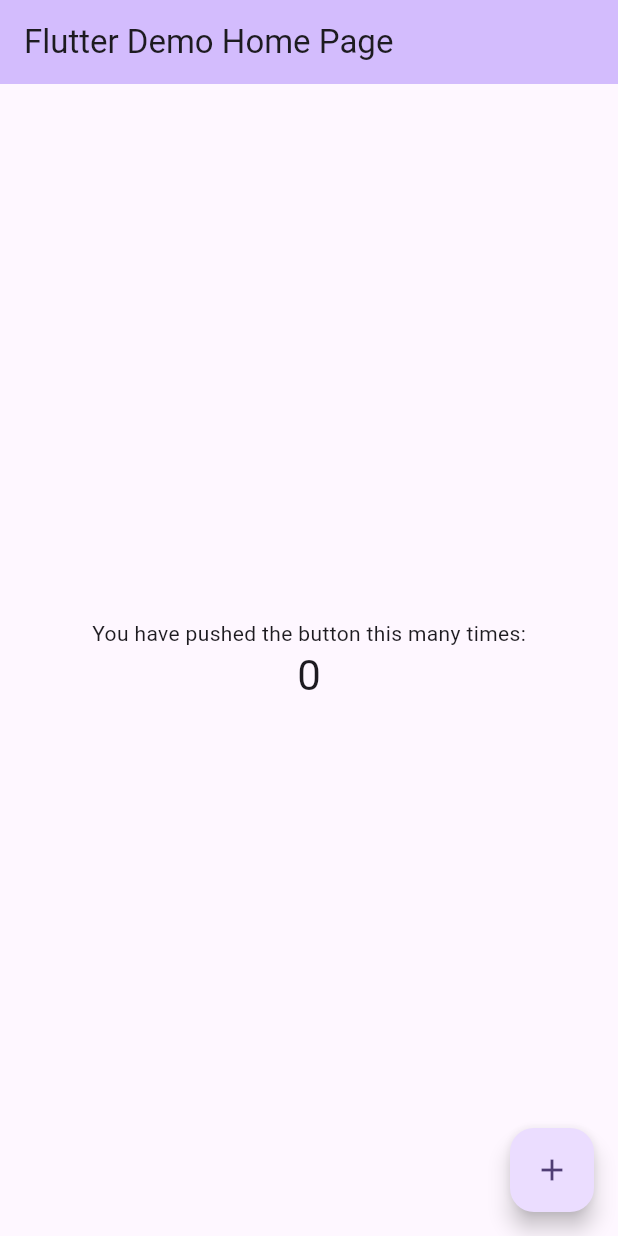
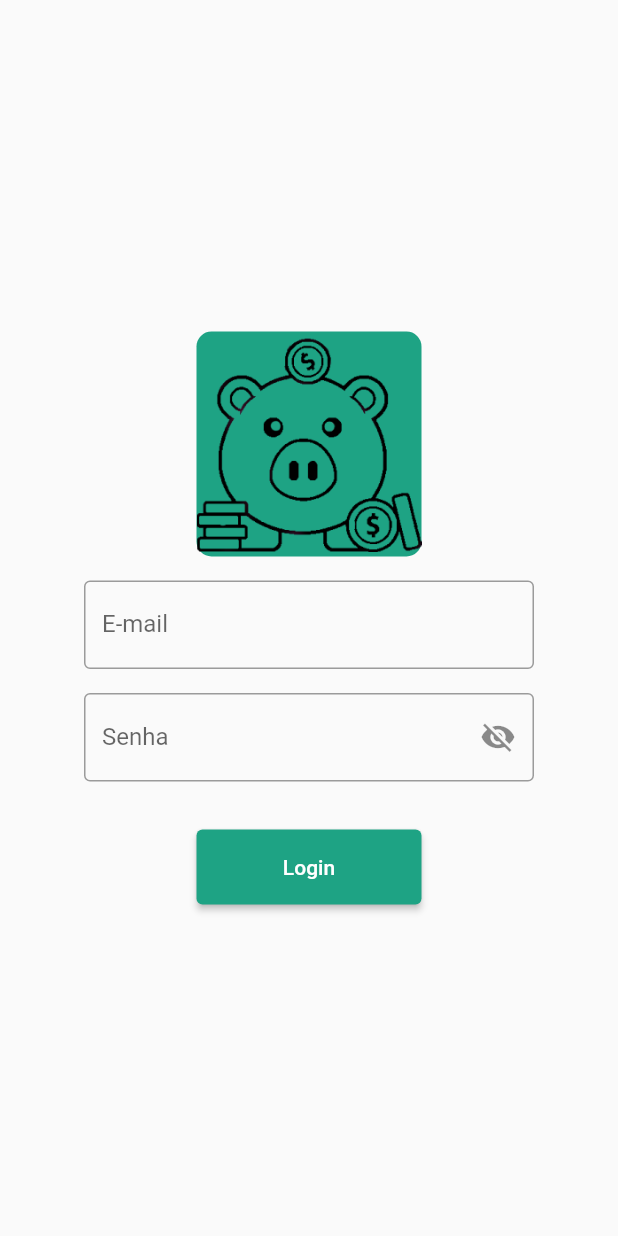
Before and after one commit to AmaralFLucas/prospere_ai, a Flutter app: the screen it shows after launch, on a phone screen of 412 x 824 dp. Run offline on Flutter 3.47's test engine with Material 3 defaults, Android fonts, the phone set to English and light mode, and no system bars.

Commit message:
Tela de Login
Criando a tela de login

```diff
--- a/lib/main.dart
+++ b/lib/main.dart
@@ -1,125 +1,99 @@
 import 'package:flutter/material.dart';
 
 void main() {
-  runApp(const MyApp());
+  runApp(MaterialApp(
+    home: HomePage(),
+    debugShowCheckedModeBanner: false,
+    theme: ThemeData(useMaterial3: false),
+  ));
 }
 
-class MyApp extends StatelessWidget {
-  const MyApp({super.key});
+class HomePage extends StatefulWidget {
+  const HomePage({super.key});
 
-  // This widget is the root of your application.
+  @override
+  State<HomePage> createState() => _HomePageState();
+}
+
+PageController pageController = PageController();
+int initialPosition = 0;
+bool mostrarSenha = true;
+Color myColor = Color.fromARGB(255, 30, 163, 132);
+Icon eyeIcon = Icon(Icons.visibility_off);
+
+class _HomePageState extends State<HomePage> {
   @override
   Widget build(BuildContext context) {
-    return MaterialApp(
-      title: 'Flutter Demo',
-      theme: ThemeData(
-        // This is the theme of your application.
-        //
-        // TRY THIS: Try running your application with "flutter run". You'll see
-        // the application has a purple toolbar. Then, without quitting the app,
-        // try changing the seedColor in the colorScheme below to Colors.green
-        // and then invoke "hot reload" (save your changes or press the "hot
-        // reload" button in a Flutter-supported IDE, or press "r" if you used
-        // the command line to start the app).
-        //
-        // Notice that the counter didn't reset back to zero; the application
-        // state is not lost during the reload. To reset the state, use hot
-        // restart instead.
-        //
-        // This works for code too, not just values: Most code changes can be
-        // tested with just a hot reload.
-        colorScheme: ColorScheme.fromSeed(seedColor: Colors.deepPurple),
-        useMaterial3: true,
-      ),
-      home: const MyHomePage(title: 'Flutter Demo Home Page'),
+    return Scaffold(
+      body: PageView(children: [
+        Column(
+          mainAxisAlignment: MainAxisAlignment.center,
+          children: [
+            Container(
+            child: Container(
+              width: 150,
+              height: 150,
+              decoration: BoxDecoration(
+                color: Color.fromARGB(255, 30, 163, 132),
+                borderRadius: BorderRadius.circular(10),
+              ),
+              child: FittedBox(
+                fit: BoxFit.contain,
+                child: Image.asset(
+                  'assets/images/logo_porco.png',
+                  width: 50, // Ajuste conforme necessário
+                  height: 50, // Ajuste conforme necessário
+                ),
+              ),
+          )
+
+            ),
+            SizedBox(height: 16),
+            SizedBox(
+              width: 300,
+              child: TextField(
+                decoration: InputDecoration(
+                  border: OutlineInputBorder(),
+                  labelText: 'E-mail',
+                ),
+              ),
+            ),
+            SizedBox(height: 16),
+            SizedBox(
+              width: 300,
+              child: TextField(
+                decoration: InputDecoration(
+                  border: OutlineInputBorder(),
+                  labelText: 'Senha',
+                  suffixIcon: IconButton(
+                    icon: eyeIcon,
+                    onPressed: () {
+                      setState(() {
+                        mostrarSenha = !mostrarSenha;
+                        eyeIcon = mostrarSenha
+                            ? Icon(Icons.visibility_off)
+                            : Icon(Icons.visibility);
+                      });
+                    },
+                  ),
+                ),
+                obscureText: mostrarSenha,
+              ),
+            ),
+            SizedBox(height: 32),
+            ElevatedButton(
+              onPressed: () {
+                // Ação do botão
+              },
+              child: Text('Login'),
+              style: ElevatedButton.styleFrom(
+                backgroundColor: myColor,
+                minimumSize: Size(150, 50),
+              ),
+            ),
+          ],
+        ),
+      ]),
     );
   }
 }
-
-class MyHomePage extends StatefulWidget {
-  const MyHomePage({super.key, required this.title});
-
-  // This widget is the home page of your application. It is stateful, meaning
-  // that it has a State object (defined below) that contains fields that affect
-  // how it looks.
-
-  // This class is the configuration for the state. It holds the values (in this
-  // case the title) provided by the parent (in this case the App widget) and
-  // used by the build method of the State. Fields in a Widget subclass are
-  // always marked "final".
-
-  final String title;
-
-  @override
-  State<MyHomePage> createState() => _MyHomePageState();
-}
-
-class _MyHomePageState extends State<MyHomePage> {
-  int _counter = 0;
-
-  void _incrementCounter() {
-    setState(() {
-      // This call to setState tells the Flutter framework that something has
-      // changed in this State, which causes it to rerun the build method below
-      // so that the display can reflect the updated values. If we changed
-      // _counter without calling setState(), then the build method would not be
-      // called again, and so nothing would appear to happen.
-      _counter++;
-    });
-  }
-
-  @override
-  Widget build(BuildContext context) {
-    // This method is rerun every time setState is called, for instance as done
-    // by the _incrementCounter method above.
-    //
-    // The Flutter framework has been optimized to make rerunning build methods
-    // fast, so that you can just rebuild anything that needs updating rather
-    // than having to individually change instances of widgets.
-    return Scaffold(
-      appBar: AppBar(
-        // TRY THIS: Try changing the color here to a specific color (to
-        // Colors.amber, perhaps?) and trigger a hot reload to see the AppBar
-        // change color while the other colors stay the same.
-        backgroundColor: Theme.of(context).colorScheme.inversePrimary,
-        // Here we take the value from the MyHomePage object that was created by
-        // the App.build method, and use it to set our appbar title.
-        title: Text(widget.title),
-      ),
-      body: Center(
-        // Center is a layout widget. It takes a single child and positions it
-        // in the middle of the parent.
-        child: Column(
-          // Column is also a layout widget. It takes a list of children and
-          // arranges them vertically. By default, it sizes itself to fit its
-          // children horizontally, and tries to be as tall as its parent.
-          //
-          // Column has various properties to control how it sizes itself and
-          // how it positions its children. Here we use mainAxisAlignment to
-          // center the children vertically; the main axis here is the vertical
-          // axis because Columns are vertical (the cross axis would be
-          // horizontal).
-          //
-          // TRY THIS: Invoke "debug painting" (choose the "Toggle Debug Paint"
-          // action in the IDE, or press "p" in the console), to see the
-          // wireframe for each widget.
-          mainAxisAlignment: MainAxisAlignment.center,
-          children: <Widget>[
-            const Text(
-              'You have pushed the button this many times:',
-            ),
-            Text(
-              '$_counter',
-              style: Theme.of(context).textTheme.headlineMedium,
-            ),
-          ],
-        ),
-      ),
-      floatingActionButton: FloatingActionButton(
-        onPressed: _incrementCounter,
-        tooltip: 'Increment',
-        child: const Icon(Icons.add),
-      ), // This trailing comma makes auto-formatting nicer for build methods.
-    );
-  }
-}
--- a/pubspec.yaml
+++ b/pubspec.yaml
@@ -59,7 +59,8 @@ flutter:
   uses-material-design: true
 
   # To add assets to your application, add an assets section, like this:
-  # assets:
+  assets:
+    - assets/images/logo_porco.png
   #   - images/a_dot_burr.jpeg
   #   - images/a_dot_ham.jpeg
 
```
Also changed, not shown: assets/images/logo_porco.png (added).
